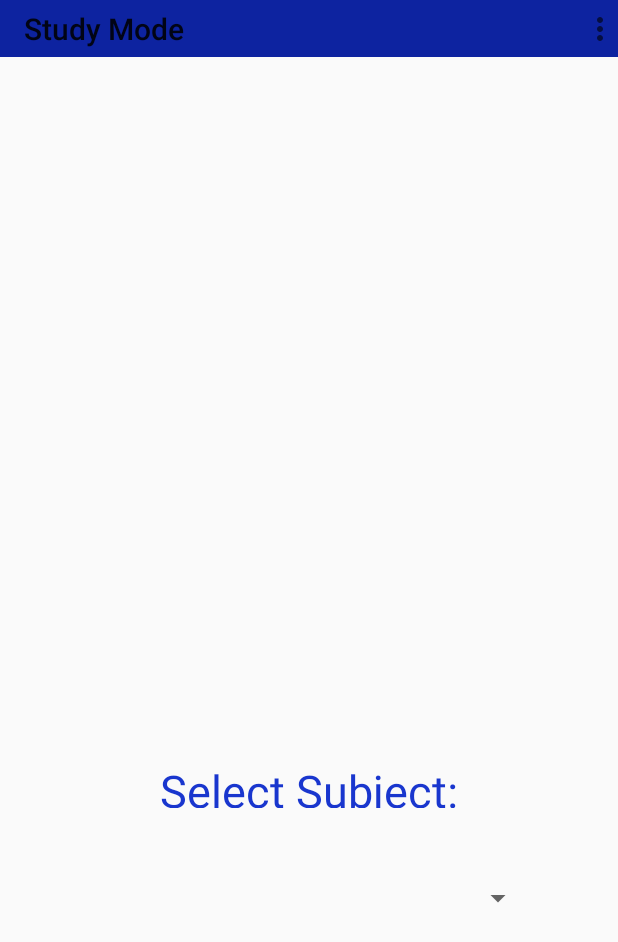
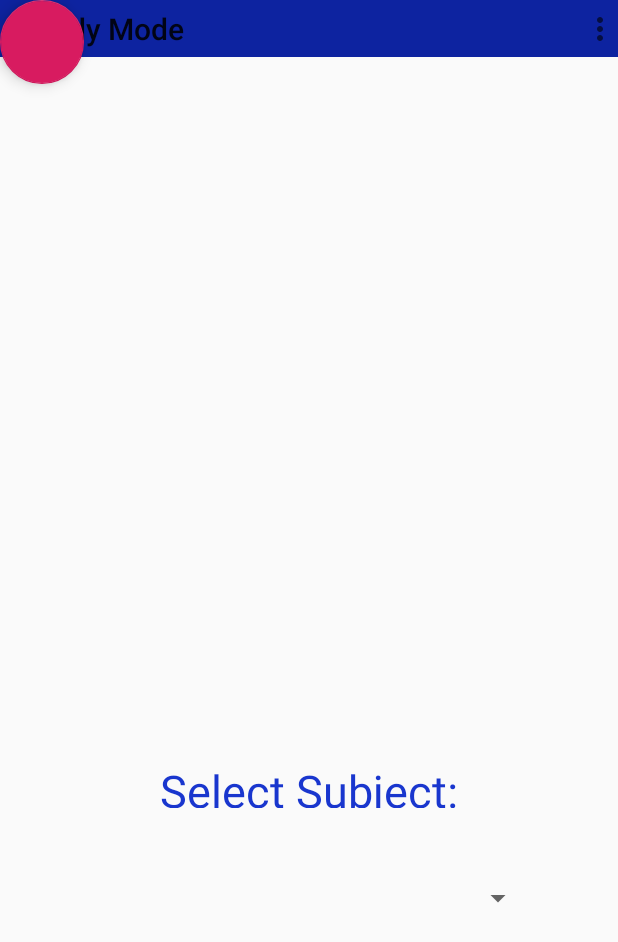
Before and after one commit to kat-avila/WomxnHacks2020, an Android app: the screen it shows after launch (MainActivity), on a phone screen of 412 x 824 dp. Shown: the top 942 px of the screen. Run offline under Robolectric (Android 15) with nearby library versions, the light colour scheme and no system bars.

Commit message:
Code that doesnt work

```diff
--- a/app/src/main/res/layout/activity_main.xml
+++ b/app/src/main/res/layout/activity_main.xml
@@ -66,4 +66,13 @@
         app:layout_constraintTop_toBottomOf="@+id/toolbar"
         app:layout_constraintVertical_bias="0.93" />
 
+    <com.google.android.material.floatingactionbutton.FloatingActionButton
+        android:id="@+id/fab"
+        android:layout_width="wrap_content"
+        android:layout_height="wrap_content"
+        android:clickable="true"
+        app:srcCompat="@color/colorAccent"
+        tools:layout_editor_absoluteX="98dp"
+        tools:layout_editor_absoluteY="164dp" />
+
 </androidx.constraintlayout.widget.ConstraintLayout>
--- a/app/src/main/res/values/strings.xml
+++ b/app/src/main/res/values/strings.xml
@@ -8,4 +8,6 @@
     <string name="question2Ans">20</string>
     <string name="question3">12 * 5 = ?</string>
     <string name="question3Ans">60</string>
+
+
 </resources>
```
